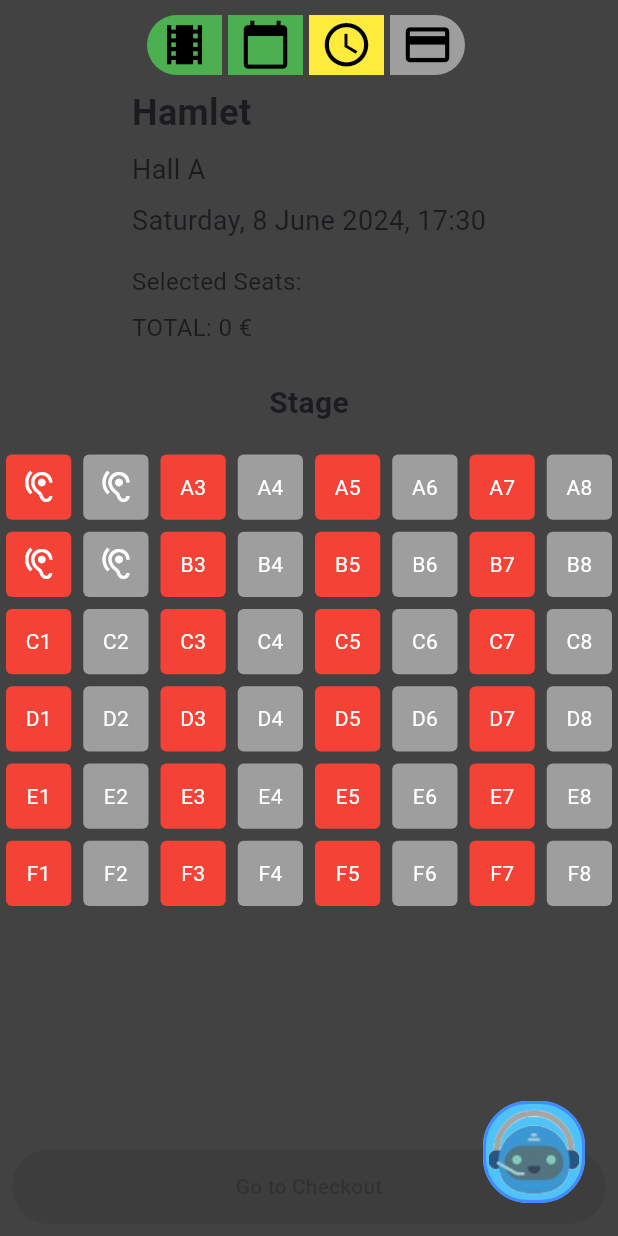
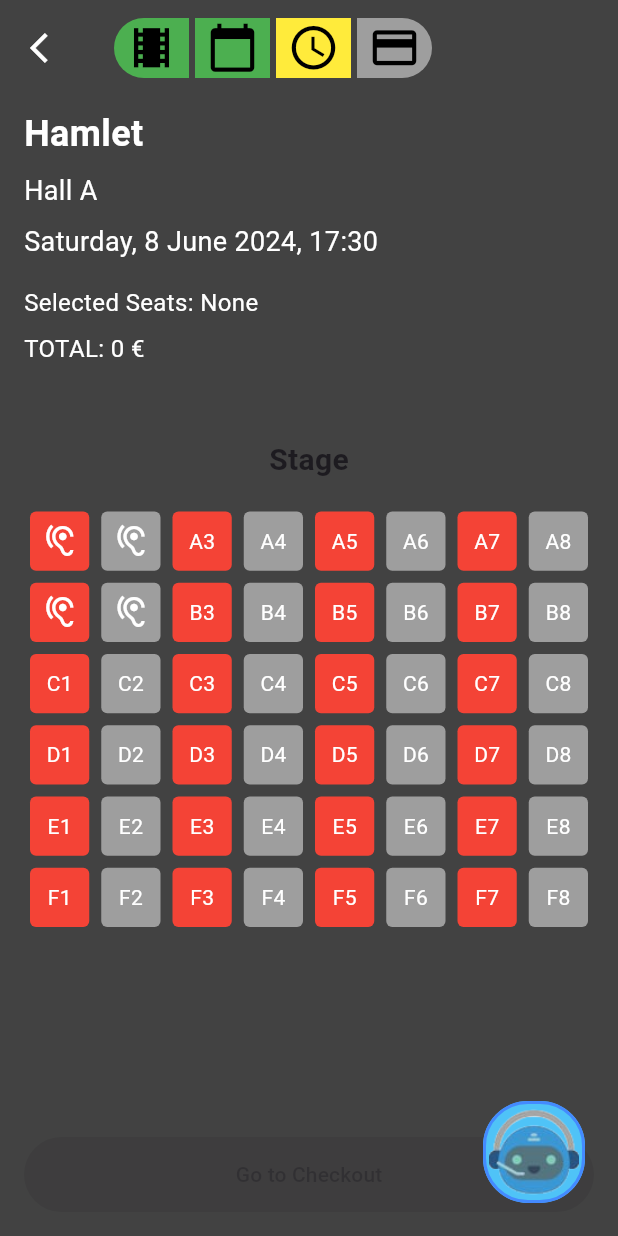
Before and after one commit to Ippo03/sign-stage, a Flutter app: the SeatSelectionScreen screen opened directly with sample values from the repository, on a phone screen of 412 x 824 dp. Run offline on Flutter 3.47's test engine with Material 3 defaults, Android fonts, the phone set to English and light mode, and no system bars; our stand-ins replace flutter_svg, google_maps_flutter, speech_to_text; missing offline and left inert: barcode, flutter_credit_card_ui.

Commit message:
fix app bar in progress bar related screens

```diff
--- a/lib/screens/main/seat_selection_screen.dart
+++ b/lib/screens/main/seat_selection_screen.dart
@@ -9,9 +9,9 @@ import 'package:sign_stage/widgets/progress_bar/progress_bar_state.dart';
 
 class SeatSelectionScreen extends StatefulWidget {
   const SeatSelectionScreen({
-    super.key,
+    Key? key,
     required this.play,
-  });
+  }) : super(key: key);
 
   final Play play;
 
@@ -32,50 +32,68 @@ class _SeatSelectionScreenState extends State<SeatSelectionScreen> {
         state: progressBarState,
         child: Scaffold(
           backgroundColor: Colors.grey[800],
-          appBar: PreferredSize(
-            preferredSize: const Size.fromHeight(10),
-            child: AppBar(
+          appBar: AppBar(
             backgroundColor: Colors.grey[800],
-              automaticallyImplyLeading: false,
+            elevation: 0,
+            bottom: PreferredSize(
+              preferredSize: const Size.fromHeight(0.0),
+              child: Row(
+                mainAxisAlignment: MainAxisAlignment.start,
+                children: [
+                  Padding(
+                    padding: const EdgeInsets.fromLTRB(8.0, 0.0, 0.0, 0.0),
+                    child: IconButton(
+                      icon: const Icon(Icons.arrow_back_ios, color: Colors.white),
+                      onPressed: () {
+                        progressBarState.updateProgress(2);
+                        Navigator.pop(context);
+                      },
+                    ),
+                  ),
+                  const SizedBox(width: 20.0),
+                  const ProgressBar(),
+                ],
+              ),
             ),
           ),
           body: Column(
+            crossAxisAlignment: CrossAxisAlignment.start,
             children: [
-              const ProgressBar(),
               Padding(
-                padding: const EdgeInsets.all(8.0),
+                padding: const EdgeInsets.all(16.0),
                 child: Column(
                   crossAxisAlignment: CrossAxisAlignment.start,
                   children: [
                     Text(
                       widget.play.title,
-                      style: const TextStyle(
-                          fontSize: 24, fontWeight: FontWeight.bold),
+                      style: const TextStyle(fontSize: 24, fontWeight: FontWeight.bold, color: Colors.white),
                     ),
                     const SizedBox(height: 8),
                     Text(
-                      'Hall A',
-                      style: const TextStyle(fontSize: 18),
+                      widget.play.hall,
+                      style: const TextStyle(fontSize: 18, color: Colors.white),
                     ),
                     const SizedBox(height: 8),
                     Text(
                       'Saturday, 8 June 2024, 17:30',
-                      style: const TextStyle(fontSize: 18),
+                      style: const TextStyle(fontSize: 18, color: Colors.white),
                     ),
                     const SizedBox(height: 16),
                     Text(
-                      'Selected Seats: ${selectedSeats.join(', ')}',
-                      style: const TextStyle(fontSize: 16),
+                      'Selected Seats: ${selectedSeats.isEmpty ? 'None' : selectedSeats.join(', ')}',
+                      style: const TextStyle(fontSize: 16, color: Colors.white),
                     ),
                     const SizedBox(height: 8),
                     Text(
                       'TOTAL: ${selectedSeats.length * 20} €',
-                      style: const TextStyle(fontSize: 16),
+                      style: const TextStyle(fontSize: 16, color: Colors.white),
                     ),
                   ],
                 ),
               ),
               Expanded(
+                child: Padding(
+                  padding: const EdgeInsets.all(16.0),
                   child: CustomSeatLayout(
                     rows: 6,
                     cols: 8,
@@ -91,8 +109,9 @@ class _SeatSelectionScreenState extends State<SeatSelectionScreen> {
                     },
                   ),
                 ),
+              ),
               Padding(
-                padding: const EdgeInsets.all(8.0),
+                padding: const EdgeInsets.all(16.0),
                 child: ElevatedButton(
                   onPressed: selectedSeats.isNotEmpty
                       ? () {
@@ -100,8 +119,7 @@ class _SeatSelectionScreenState extends State<SeatSelectionScreen> {
 
                           Navigator.of(context).push(
                             MaterialPageRoute(
-                              builder: (context) =>
-                                  PaymentScreen(play: widget.play),
+                              builder: (context) => PaymentScreen(play: widget.play),
                             ),
                           );
                         }
```
Also changed, not shown: lib/screens/chat/chat_screen.dart (+35 -11 lines), lib/screens/main/booking_screen.dart (+27 -6 lines). Lines whose indentation alone changed are shown as unchanged.
